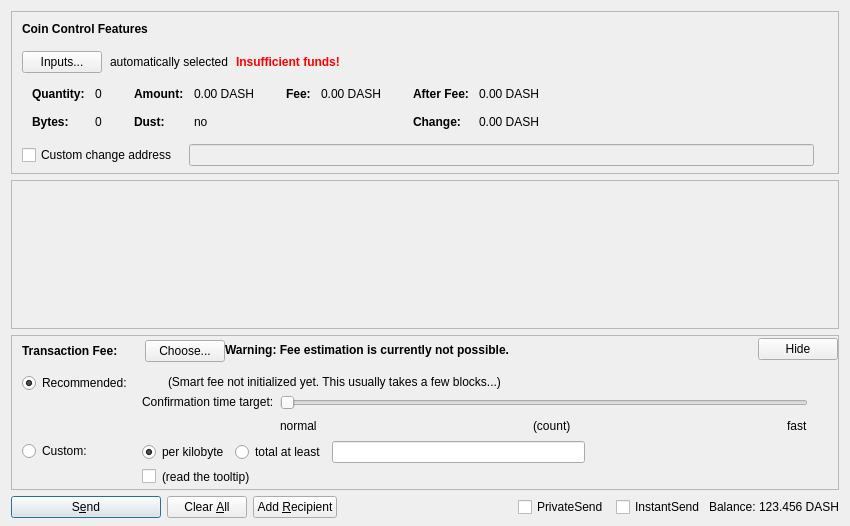
Johnmcbridebitchw/thought, file src/qt/forms/sendcoinsdialog.ui: the form before one commit.
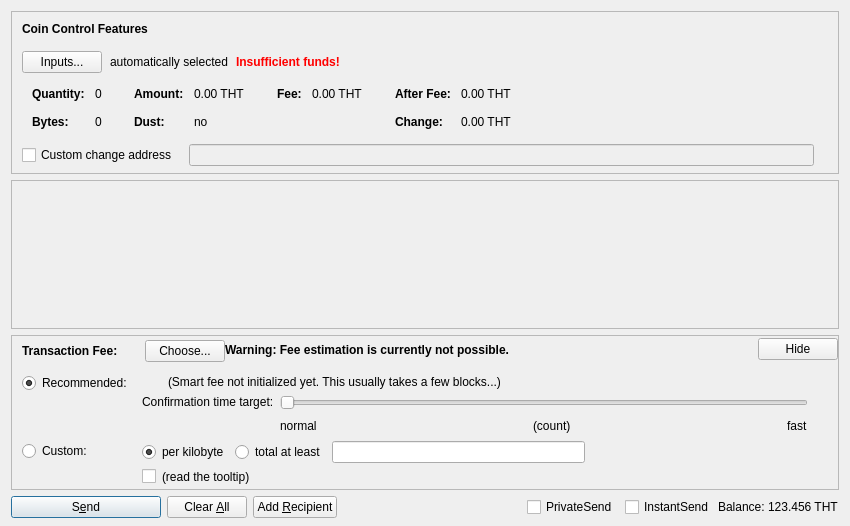
The form after the commit. Custom widgets are drawn as their Qt base class.

Diff of the .ui file:
```diff
--- a/src/qt/forms/sendcoinsdialog.ui
+++ b/src/qt/forms/sendcoinsdialog.ui
@@ -324,7 +324,7 @@
                   <enum>Qt::ActionsContextMenu</enum>
                  </property>
                  <property name="text">
-                  <string notr="true">0.00 DASH</string>
+                  <string notr="true">0.00 THT</string>
                  </property>
                  <property name="textInteractionFlags">
                   <set>Qt::LinksAccessibleByMouse|Qt::TextSelectableByKeyboard|Qt::TextSelectableByMouse</set>
@@ -404,7 +404,7 @@
                   <enum>Qt::ActionsContextMenu</enum>
                  </property>
                  <property name="text">
-                  <string notr="true">0.00 DASH</string>
+                  <string notr="true">0.00 THT</string>
                  </property>
                  <property name="textInteractionFlags">
                   <set>Qt::LinksAccessibleByMouse|Qt::TextSelectableByKeyboard|Qt::TextSelectableByMouse</set>
@@ -455,7 +455,7 @@
                   <enum>Qt::ActionsContextMenu</enum>
                  </property>
                  <property name="text">
-                  <string notr="true">0.00 DASH</string>
+                  <string notr="true">0.00 THT</string>
                  </property>
                  <property name="textInteractionFlags">
                   <set>Qt::LinksAccessibleByMouse|Qt::TextSelectableByKeyboard|Qt::TextSelectableByMouse</set>
@@ -484,7 +484,7 @@
                   <enum>Qt::ActionsContextMenu</enum>
                  </property>
                  <property name="text">
-                  <string notr="true">0.00 DASH</string>
+                  <string notr="true">0.00 THT</string>
                  </property>
                  <property name="textInteractionFlags">
                   <set>Qt::LinksAccessibleByMouse|Qt::TextSelectableByKeyboard|Qt::TextSelectableByMouse</set>
@@ -1326,7 +1326,7 @@
           <cursorShape>IBeamCursor</cursorShape>
          </property>
          <property name="text">
-          <string notr="true">123.456 DASH</string>
+          <string notr="true">123.456 THT</string>
          </property>
          <property name="textInteractionFlags">
           <set>Qt::LinksAccessibleByMouse|Qt::TextSelectableByKeyboard|Qt::TextSelectableByMouse</set>
```
Left out of the diff: 12 changed lines with no effect on the pictures.
